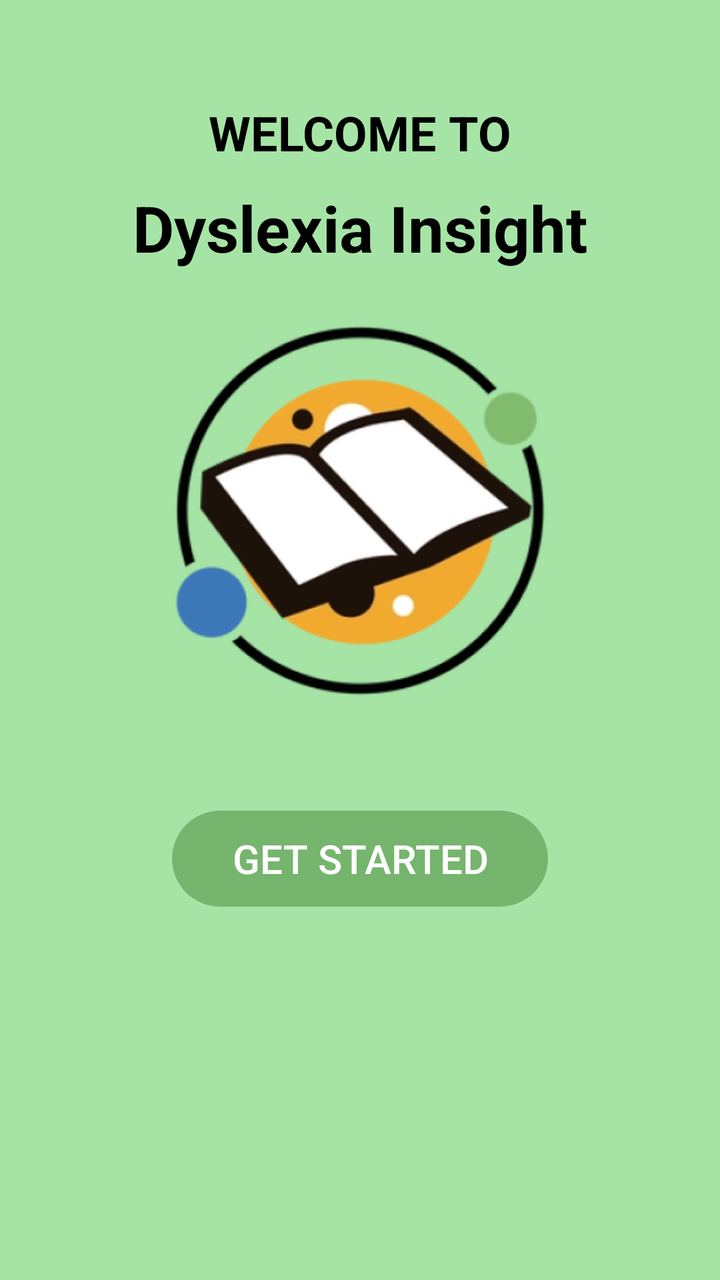
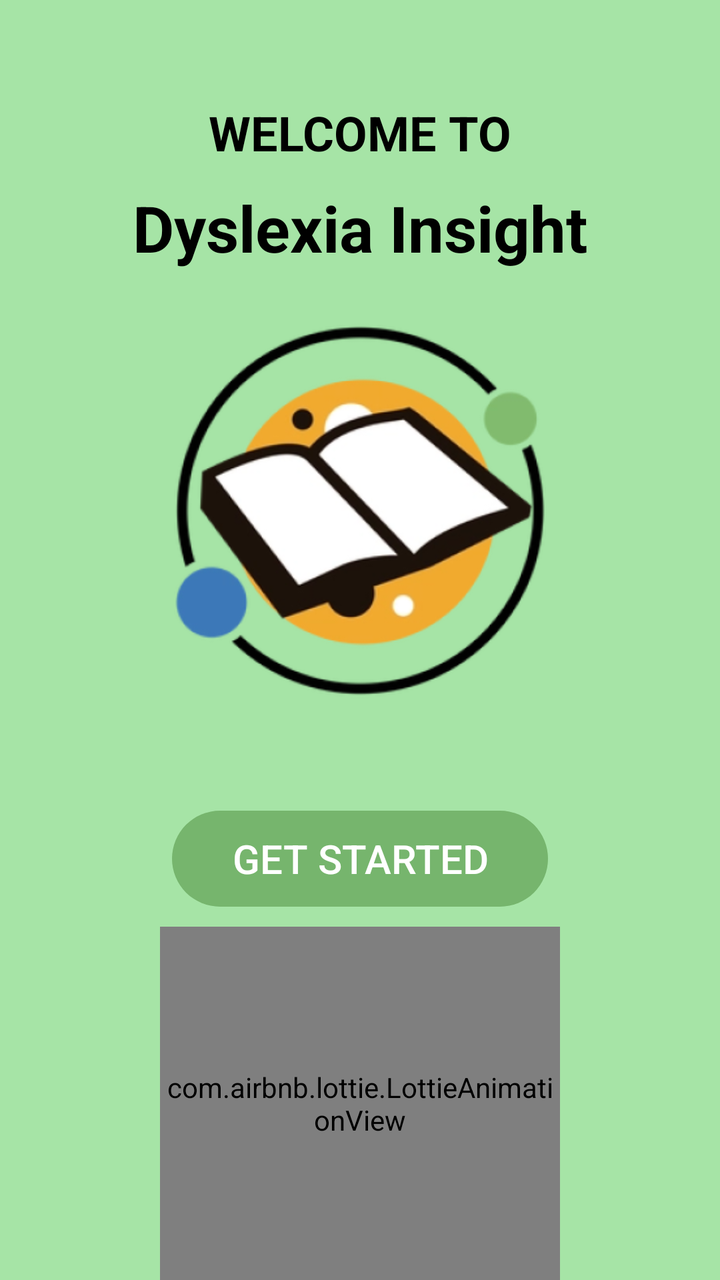

Before-and-after screenshots of an Android layout around one commit, followed by the original layout XML and the change that was made.
<!-- AndroidManifest.xml: application theme AppTheme -->
<!-- res/layout/landing_screen.xml -->
<RelativeLayout xmlns:android="http://schemas.android.com/apk/res/android"
    xmlns:app="http://schemas.android.com/apk/res-auto"
    android:layout_width="match_parent"
    android:layout_height="match_parent"
    android:background="#A6E4A6">

    <TextView
        android:id="@+id/welcomeText"
        android:layout_width="wrap_content"
        android:layout_height="wrap_content"
        android:layout_centerHorizontal="true"
        android:layout_marginTop="50dp"
        android:text="WELCOME TO"
        android:textColor="#000000"
        android:textSize="24sp"
        android:textStyle="bold" />

    <TextView
        android:id="@+id/appNameText"
        android:layout_width="wrap_content"
        android:layout_height="wrap_content"
        android:layout_below="@id/welcomeText"
        android:layout_centerHorizontal="true"
        android:layout_marginTop="10dp"
        android:text="Dyslexia Insight"
        android:textColor="#000000"
        android:textSize="32sp"
        android:textStyle="bold" />

    <ImageView
        android:id="@+id/logoImage"
        android:layout_width="200dp"
        android:layout_height="200dp"
        android:layout_below="@id/appNameText"
        android:layout_centerHorizontal="true"
        android:layout_marginTop="20dp"
        android:src="@drawable/image" />

    <Button
        android:id="@+id/getStartedButton"
        android:layout_width="wrap_content"
        android:layout_height="wrap_content"
        android:layout_centerHorizontal="true"
        android:layout_below="@id/logoImage"
        android:layout_marginTop="50dp"
        android:background="@drawable/round_corners"
        android:paddingLeft="30dp"
        android:paddingTop="10dp"
        android:paddingRight="30dp"
        android:paddingBottom="10dp"
        android:text="GET STARTED"
        android:textColor="#FFFFFF"
        android:textSize="20sp"
        android:stateListAnimator="@null" />

    
    <com.airbnb.lottie.LottieAnimationView
        android:id="@+id/helloAnimation"
        android:layout_width="250dp"
        android:layout_height="400dp"
        android:layout_below="@id/getStartedButton"
        android:layout_centerHorizontal="true"
        android:layout_marginTop="50dp"
        android:translationY="800dp"
        android:scaleType="fitXY"
        app:lottie_rawRes="@raw/welcome"
        app:lottie_loop="true"
        app:lottie_autoPlay="false" />


</RelativeLayout>
<!-- resources referenced by this layout -->
<resources>
  <!-- drawable image: png bitmap (drawable, 61647 bytes) -->
  <!-- drawable round_corners (drawable) -->
  <?xml version="1.0" encoding="utf-8"?>
  <shape xmlns:android="http://schemas.android.com/apk/res/android">
      <solid android:color="#76B56D" /> 
      <corners android:radius="50dp" />
  </shape>
  <style name="AppTheme" parent="Theme.AppCompat.Light.NoActionBar">
          <item name="colorButtonNormal">@null</item>
      </style>
</resources>

<!-- the commit's change to res/layout/landing_screen.xml (unified diff, before → after) -->
@@ -53,19 +53,19 @@
         android:textSize="20sp"
         android:stateListAnimator="@null" />
 
+
     
     <com.airbnb.lottie.LottieAnimationView
         android:id="@+id/helloAnimation"
-        android:layout_width="250dp"
-        android:layout_height="400dp"
+        android:layout_width="200dp"
+        android:layout_height="350dp"
         android:layout_below="@id/getStartedButton"
         android:layout_centerHorizontal="true"
-        android:layout_marginTop="50dp"
-        android:translationY="800dp"
+        android:layout_marginTop="10dp"
         android:scaleType="fitXY"
         app:lottie_rawRes="@raw/welcome"
         app:lottie_loop="true"
-        app:lottie_autoPlay="false" />
+        app:lottie_autoPlay="true" />
 
 
 </RelativeLayout>
